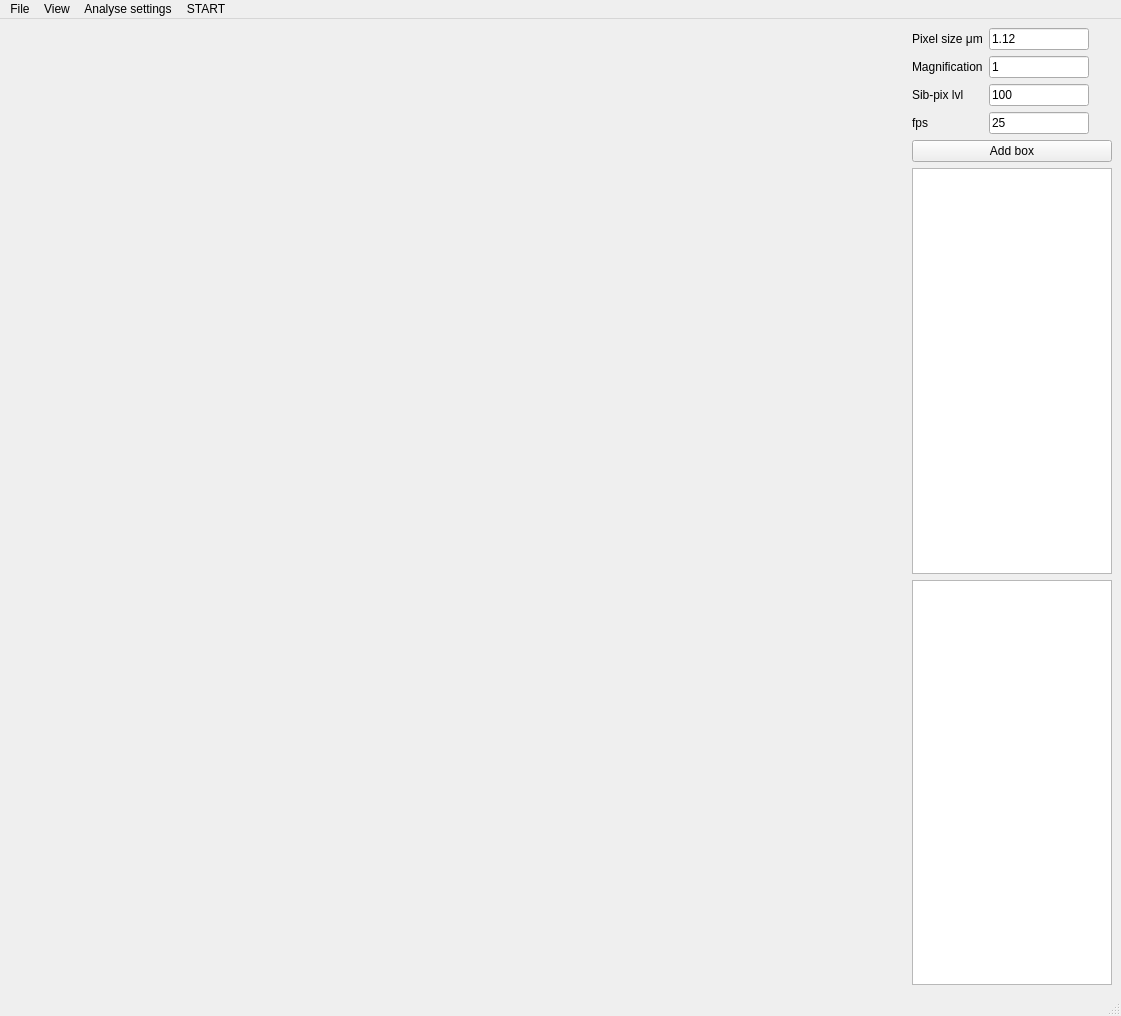
First picture: the form in mainMenu.ui, repository iMhack/NanoMotion, before the edit.
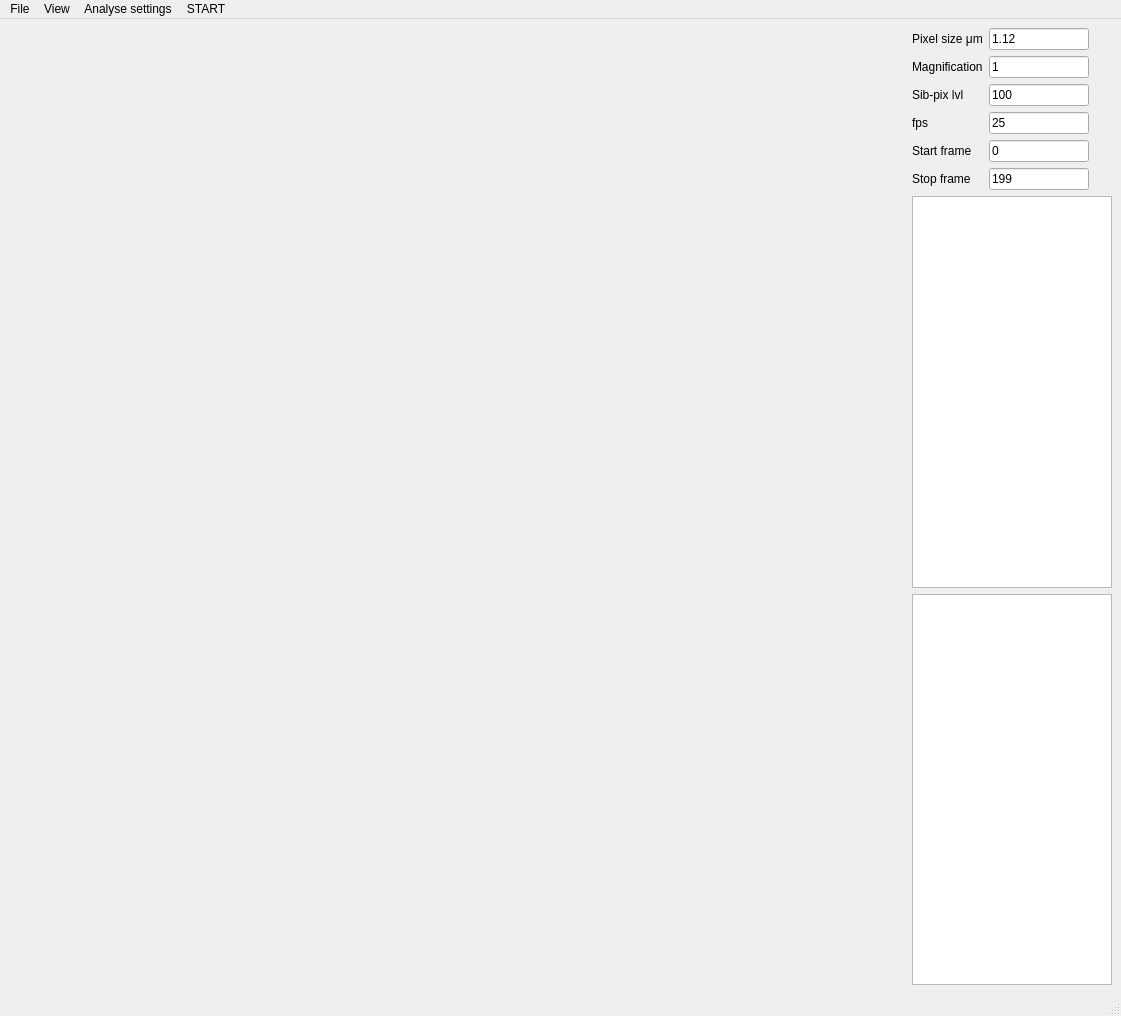
Second picture: the form after the edit.

Diff of the .ui file:
```diff
--- a/mainMenu.ui
+++ b/mainMenu.ui
@@ -164,16 +164,55 @@
           </property>
          </widget>
         </item>
-        <item row="5" column="0" colspan="2">
-         <widget class="QPushButton" name="pushButton">
+        <item row="5" column="0">
+         <widget class="QLabel" name="label_start_frame">
+          <property name="text">
+           <string>Start frame</string>
+          </property>
+         </widget>
+        </item>
+        <item row="5" column="1">
+         <widget class="QLineEdit" name="lineEdit_start_frame">
+          <property name="sizePolicy">
+           <sizepolicy hsizetype="Maximum" vsizetype="Fixed">
+            <horstretch>0</horstretch>
+            <verstretch>0</verstretch>
+           </sizepolicy>
+          </property>
           <property name="maximumSize">
            <size>
-            <width>200</width>
+            <width>100</width>
             <height>16777215</height>
            </size>
           </property>
           <property name="text">
-           <string>Add box</string>
+           <string>0</string>
+          </property>
+         </widget>
+        </item>
+        <item row="6" column="0">
+         <widget class="QLabel" name="label_stop_frame">
+          <property name="text">
+           <string>Stop frame</string>
+          </property>
+         </widget>
+        </item>
+        <item row="6" column="1">
+         <widget class="QLineEdit" name="lineEdit_stop_frame">
+          <property name="sizePolicy">
+           <sizepolicy hsizetype="Maximum" vsizetype="Fixed">
+            <horstretch>0</horstretch>
+            <verstretch>0</verstretch>
+           </sizepolicy>
+          </property>
+          <property name="maximumSize">
+           <size>
+            <width>100</width>
+            <height>16777215</height>
+           </size>
+          </property>
+          <property name="text">
+           <string>199</string>
           </property>
          </widget>
         </item>
```
Left out of the diff: 59 changed lines with no effect on the pictures.
